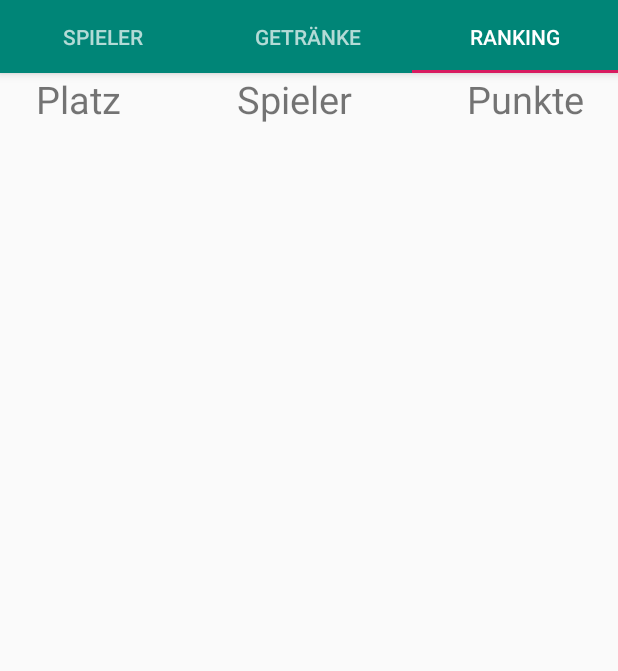
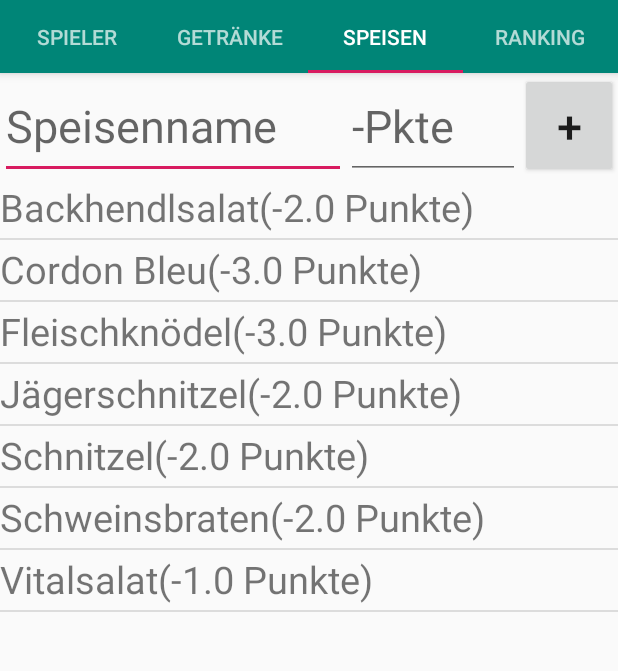
Before and after one commit to DominikRettensteiner/Alkcool, an Android app: the screen it shows after launch (MainActivity), tab 3 chosen, on a phone screen of 412 x 824 dp, the part 95-766 px from its top. Run offline under Robolectric (Android 15) with nearby library versions, the phone set to English and light mode, and no system bars.

Commit message:
Meals added, Meals reduce points, some messages added, AlkAmount added

```diff
--- a/app/src/main/AndroidManifest.xml
+++ b/app/src/main/AndroidManifest.xml
@@ -23,6 +23,10 @@
             android:name=".AddDrinkActivity"
             android:label="@string/title_activity_add_drink"
             android:theme="@style/AppTheme.NoActionBar" />
+        <activity
+            android:name=".AddMealActivity"
+            android:label="@string/title_activity_add_meal"
+            android:theme="@style/AppTheme.NoActionBar" />
     </application>
 
 </manifest>
--- a/app/src/main/java/alkcool/sma/alkcool/MainActivity.java
+++ b/app/src/main/java/alkcool/sma/alkcool/MainActivity.java
@@ -78,7 +78,7 @@ public class MainActivity extends AppCompatActivity {
      */
     public class SectionsPagerAdapter extends FragmentPagerAdapter {
 
-        static final int NUM_ITEMS = 3;
+        static final int NUM_ITEMS = 4;
         private final FragmentManager mFragmentManager;
         private Fragment mFragmentAtPos0;
 
@@ -95,6 +95,8 @@ public class MainActivity extends AppCompatActivity {
                 case 1:
                     return AlkFragment.newInstance();
                 case 2:
+                    return MealFragment.newInstance();
+                case 3:
                     return RankingFragment.newInstance();
             }
             return null;
@@ -102,8 +104,8 @@ public class MainActivity extends AppCompatActivity {
 
         @Override
         public int getCount() {
-            // Show 3 total pages.
-            return 3;
+            // Show 4 total pages.
+            return 4;
         }
     }
 
--- a/app/src/main/java/alkcool/sma/alkcool/Player.java
+++ b/app/src/main/java/alkcool/sma/alkcool/Player.java
@@ -1,14 +1,17 @@
 package alkcool.sma.alkcool;
 
+import java.util.ArrayList;
 import java.util.Random;
 
 public class Player implements Comparable{
     public String playerName;
     public int points;
+    public static ArrayList<AlkAmount> alkAmountList = new ArrayList<AlkAmount>();
 
     public Player(String name){
         playerName = name;
         points = 0;
+        alkAmountList = null;
     }
 
     @Override
--- a/app/src/main/java/alkcool/sma/alkcool/PlayerList.java
+++ b/app/src/main/java/alkcool/sma/alkcool/PlayerList.java
@@ -4,7 +4,7 @@ import java.util.ArrayList;
 import java.util.Collections;
 
 public class PlayerList {
-    public static ArrayList<Player> list= new ArrayList<Player>();
+    public static ArrayList<Player> list = new ArrayList<Player>();
 
     public PlayerList(){
     }
@@ -30,6 +30,7 @@ public class PlayerList {
         return false;
     }
 
+
     public int addPoints(String playerName, String amountName, Alk alk){
         Amount amount = AmountList.getByName(amountName);
         Player player = null;
@@ -40,6 +41,34 @@ public class PlayerList {
         }
         int p = ((int)(amount.milliliter * alk.percent / 100));
         player.points = player.points + p;
+
+        /*
+        for(AlkAmount a : player.alkAmountList){
+            if(a.alk.equals(alk)){
+                if(a.amount.AmountName.equals(amountName)){
+                    a.setAnzahl(a.anzahl + 1);
+                }
+            }
+            else {
+                a.setAlk(alk);
+                a.setAmount(amount);
+                a.setAnzahl(1);
+            }
+        }
+        */
+
+        return p;
+    }
+
+    public int removePoints(String playerName, Meal meal){
+        Player player = null;
+        for(Player p : list){
+            if(p.playerName == playerName){
+                player = p;
+            }
+        }
+        int p = ((int)(meal.points));
+        player.points = player.points + p;
         return p;
     }
 }
--- a/app/src/main/java/alkcool/sma/alkcool/RankingFragment.java
+++ b/app/src/main/java/alkcool/sma/alkcool/RankingFragment.java
@@ -1,9 +1,12 @@
 package alkcool.sma.alkcool;
 
 import android.app.Activity;
+import android.content.Context;
+import android.content.DialogInterface;
 import android.graphics.Color;
 import android.os.Bundle;
 import android.support.v4.app.Fragment;
+import android.support.v7.app.AlertDialog;
 import android.util.Log;
 import android.view.KeyEvent;
 import android.view.LayoutInflater;
@@ -18,6 +21,7 @@ import android.widget.ListView;
 import android.widget.TableLayout;
 import android.widget.TableRow;
 import android.widget.TextView;
+import android.widget.Toast;
 
 import org.w3c.dom.Text;
 
@@ -65,7 +69,7 @@ public class RankingFragment extends Fragment{
         initialized = true;
         int i = 1;
         AllPlayers.sort();
-        for(Player p : AllPlayers.list){
+        for(final Player p : AllPlayers.list){
             if(i<=10) {
                 TableRow tr = new TableRow(getActivity());
 
@@ -83,6 +87,15 @@ public class RankingFragment extends Fragment{
                 name.setWidth(360);
                 name.setTextAlignment(v.TEXT_ALIGNMENT_CENTER);
                 name.setTextColor(Color.rgb(0, 0, 0));
+
+                /*name.setOnClickListener(new View.OnClickListener() {
+                    @Override
+                    public void onClick(View v) {
+                        for(AlkAmount a : p.alkAmountList) {
+                            Toast.makeText(getActivity(), a.alk.alkName + " " + a.amount.AmountName + " " + a.anzahl, Toast.LENGTH_LONG).show();
+                        }
+                    }
+                });*/
 
                 TextView score = new TextView(getActivity());
                 String s = Integer.toString(p.points);
--- a/app/src/main/res/layout/activity_main.xml
+++ b/app/src/main/res/layout/activity_main.xml
@@ -48,7 +48,13 @@
                 android:id="@+id/tabItem3"
                 android:layout_width="wrap_content"
                 android:layout_height="wrap_content"
-                android:text="@string/tab_text_3" />
+                android:text="Speisen" />
+
+            <android.support.design.widget.TabItem
+                android:id="@+id/tabItem4"
+                android:layout_width="wrap_content"
+                android:layout_height="wrap_content"
+                android:text="@string/tab_text_4" />
 
         </android.support.design.widget.TabLayout>
     </android.support.design.widget.AppBarLayout>
--- /dev/null
+++ b/app/src/main/res/layout/fragment_meal.xml
@@ -0,0 +1,54 @@
+<?xml version="1.0" encoding="utf-8"?>
+<FrameLayout xmlns:android="http://schemas.android.com/apk/res/android"
+    xmlns:tools="http://schemas.android.com/tools"
+    android:layout_width="match_parent"
+    android:layout_height="match_parent"
+    tools:context=".MealFragment">
+
+    <LinearLayout xmlns:android="http://schemas.android.com/apk/res/android"
+        android:layout_width="fill_parent"
+        android:layout_height="fill_parent"
+        android:orientation="vertical">
+
+        <LinearLayout
+            android:layout_width="match_parent"
+            android:layout_height="wrap_content"
+            android:orientation="horizontal">
+
+            <EditText
+                android:id="@+id/mealName"
+                android:layout_width="165dp"
+                android:layout_height="70dp"
+                android:layout_weight="1"
+                android:ems="10"
+                android:hint="Speisenname"
+                android:inputType="textPersonName"
+                android:textSize="30dp" />
+
+            <EditText
+                android:id="@+id/mealPercent"
+                android:layout_width="50dp"
+                android:layout_height="70dp"
+                android:layout_weight="1"
+                android:ems="10"
+                android:hint="-Pkte"
+                android:textSize="30dp"
+                android:inputType="numberDecimal"/>
+
+            <Button
+                android:id="@+id/addMealButton"
+                android:layout_width="65dp"
+                android:layout_height="70dp"
+                android:textSize="30dp"
+                android:text="+"/>
+        </LinearLayout>
+
+        <ListView
+            android:id="@+id/mealList"
+            android:layout_width="match_parent"
+            android:layout_height="wrap_content"
+            android:layout_weight="1"
+            android:textSize="18sp" />
+    </LinearLayout>
+
+</FrameLayout>
--- a/app/src/main/res/values/strings.xml
+++ b/app/src/main/res/values/strings.xml
@@ -2,10 +2,12 @@
     <string name="app_name">Alkcool</string>
     <string name="tab_text_1">Spieler</string>
     <string name="tab_text_2">Getränke</string>
-    <string name="tab_text_3">Ranking</string>
+    <string name="tab_text_3">Speisen</string>
+    <string name="tab_text_4">Ranking</string>
     <string name="section_format">Hello World from section: %1$d</string>
 
     <!-- TODO: Remove or change this placeholder text -->
     <string name="hello_blank_fragment">Hello blank fragment</string>
     <string name="title_activity_add_drink">Alkcool</string>
+    <string name="title_activity_add_meal">Alkcool</string>
 </resources>
```
Also changed, not shown: app/src/main/java/alkcool/sma/alkcool/AddDrinkActivity.java (+58 -4 lines), app/src/main/java/alkcool/sma/alkcool/AddMealActivity.java (added, +60 -0 lines), app/src/main/java/alkcool/sma/alkcool/AlkAmount.java (added, +37 -0 lines), app/src/main/java/alkcool/sma/alkcool/Meal.java (added, +17 -0 lines), app/src/main/java/alkcool/sma/alkcool/MealFragment.java (added, +90 -0 lines), app/src/main/java/alkcool/sma/alkcool/MealList.java (added, +47 -0 lines), app/src/main/res/layout/activity_add_meal.xml (added, +25 -0 lines), app/src/main/res/layout/content_add_meal.xml (added, +61 -0 lines).
